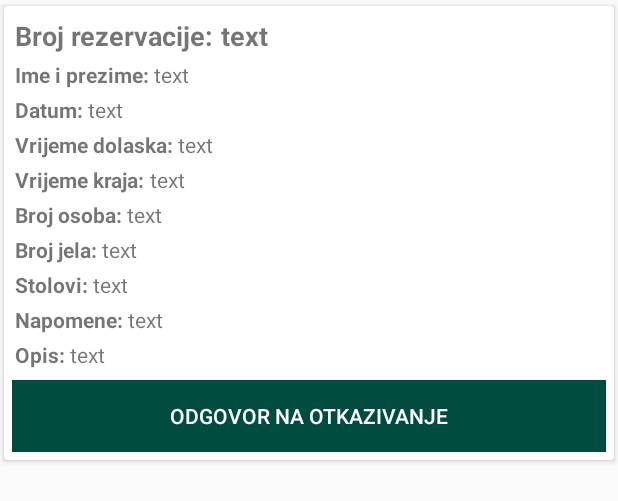
After one commit to MatijaSabo/Zlatna-Rezervacija, an Android app: the layout reservation_request_for_cancel_card.xml on its own in the app's theme, with its tools: preview values and no code run, on a phone screen of 412 x 824 dp. The commit adds this screen. Shown: the top 501 px of the screen. Run offline under Robolectric (Android 15) with nearby library versions, the phone set to English and light mode, and no system bars.

Commit message:
Rezervacije na čekanju
Napravljena nova aktivnost, povezna je s admin menuom, napravljen dizajn
kartica koje će se prikazivati u dva recyclerview-a

```diff
--- a/ZlatnaRezervacija/app/src/main/java/com/foi/air/zlatnarezervacija/AdminMenuActivity.java
+++ b/ZlatnaRezervacija/app/src/main/java/com/foi/air/zlatnarezervacija/AdminMenuActivity.java
@@ -61,6 +61,8 @@ public class AdminMenuActivity extends AppCompatActivity {
             } else if (item.getItemId() == R.id.menu_admin_option2) {
 
             } else if (item.getItemId() == R.id.menu_admin_option3) {
+                Intent intent = new Intent(getApplicationContext(), ReservationsOnHoldActivity.class);
+                startActivity(intent);
 
             } else if (item.getItemId() == R.id.menu_admin_option4) {
                Map();
--- /dev/null
+++ b/ZlatnaRezervacija/app/src/main/res/layout/reservation_request_for_cancel_card.xml
@@ -0,0 +1,218 @@
+<?xml version="1.0" encoding="utf-8"?>
+<android.support.v7.widget.CardView xmlns:android="http://schemas.android.com/apk/res/android"
+    android:layout_width="match_parent"
+    android:layout_height="wrap_content"
+    xmlns:card_view="http://schemas.android.com/apk/res-auto"
+    card_view:cardCornerRadius="2dp"
+    card_view:cardUseCompatPadding="true">
+
+    <LinearLayout
+        android:layout_width="match_parent"
+        android:layout_height="wrap_content"
+        android:orientation="vertical"
+        android:padding="5dp">
+
+        <LinearLayout
+            android:layout_width="match_parent"
+            android:layout_height="wrap_content"
+            android:orientation="horizontal"
+            android:padding="2dp">
+
+            <TextView
+                android:layout_width="wrap_content"
+                android:layout_height="wrap_content"
+                android:text="Broj rezervacije: "
+                android:textSize="18dp"
+                android:textStyle="bold"/>
+
+            <TextView
+                android:layout_width="wrap_content"
+                android:layout_height="wrap_content"
+                android:text="@string/StringForChange"
+                android:textStyle="bold"
+                android:textSize="18dp"
+                android:id="@+id/request_for_cancel_reservation_id"/>
+        </LinearLayout>
+
+        <LinearLayout
+            android:layout_width="match_parent"
+            android:layout_height="wrap_content"
+            android:orientation="horizontal"
+            android:padding="2dp">
+
+            <TextView
+                android:layout_width="wrap_content"
+                android:layout_height="wrap_content"
+                android:text="Ime i prezime: "
+                android:textStyle="bold"/>
+
+            <TextView
+                android:layout_width="wrap_content"
+                android:layout_height="wrap_content"
+                android:text="@string/StringForChange"
+                android:id="@+id/request_for_cancel_user"/>
+        </LinearLayout>
+
+        <LinearLayout
+            android:layout_width="match_parent"
+            android:layout_height="wrap_content"
+            android:orientation="horizontal"
+            android:padding="2dp">
+
+            <TextView
+                android:layout_width="wrap_content"
+                android:layout_height="wrap_content"
+                android:text="Datum: "
+                android:textStyle="bold"/>
+
+            <TextView
+                android:layout_width="wrap_content"
+                android:layout_height="wrap_content"
+                android:text="@string/StringForChange"
+                android:id="@+id/request_for_cancel_date"/>
+        </LinearLayout>
+
+        <LinearLayout
+            android:layout_width="match_parent"
+            android:layout_height="wrap_content"
+            android:orientation="horizontal"
+            android:padding="2dp">
+
+            <TextView
+                android:layout_width="wrap_content"
+                android:layout_height="wrap_content"
+                android:text="Vrijeme dolaska: "
+                android:textStyle="bold"/>
+
+            <TextView
+                android:layout_width="wrap_content"
+                android:layout_height="wrap_content"
+                android:text="@string/StringForChange"
+                android:id="@+id/request_for_cancel_time_arrival"/>
+        </LinearLayout>
+
+        <LinearLayout
+            android:layout_width="match_parent"
+            android:layout_height="wrap_content"
+            android:orientation="horizontal"
+            android:padding="2dp">
+
+            <TextView
+                android:layout_width="wrap_content"
+                android:layout_height="wrap_content"
+                android:text="Vrijeme kraja: "
+                android:textStyle="bold"/>
+
+            <TextView
+                android:layout_width="wrap_content"
+                android:layout_height="wrap_content"
+                android:text="@string/StringForChange"
+                android:id="@+id/request_for_cancel_time_checkout"/>
+        </LinearLayout>
+
+        <LinearLayout
+            android:layout_width="match_parent"
+            android:layout_height="wrap_content"
+            android:orientation="horizontal"
+            android:padding="2dp">
+
+            <TextView
+                android:layout_width="wrap_content"
+                android:layout_height="wrap_content"
+                android:text="Broj osoba: "
+                android:textStyle="bold"/>
+
+            <TextView
+                android:layout_width="wrap_content"
+                android:layout_height="wrap_content"
+                android:text="@string/StringForChange"
+                android:id="@+id/request_for_cancel_persons"/>
+        </LinearLayout>
+
+        <LinearLayout
+            android:layout_width="match_parent"
+            android:layout_height="wrap_content"
+            android:orientation="horizontal"
+            android:padding="2dp">
+
+            <TextView
+                android:layout_width="wrap_content"
+                android:layout_height="wrap_content"
+                android:text="Broj jela: "
+                android:textStyle="bold"/>
+
+            <TextView
+                android:layout_width="wrap_content"
+                android:layout_height="wrap_content"
+                android:text="@string/StringForChange"
+                android:id="@+id/request_for_cancel_meals"/>
+        </LinearLayout>
+
+        <LinearLayout
+            android:layout_width="match_parent"
+            android:layout_height="wrap_content"
+            android:orientation="horizontal"
+            android:padding="2dp">
+
+            <TextView
+                android:layout_width="wrap_content"
+                android:layout_height="wrap_content"
+                android:text="Stolovi: "
+                android:textStyle="bold"/>
+
+            <TextView
+                android:layout_width="wrap_content"
+                android:layout_height="wrap_content"
+                android:text="@string/StringForChange"
+                android:id="@+id/request_for_cancel_tables"/>
+        </LinearLayout>
+
+        <LinearLayout
+            android:layout_width="match_parent"
+            android:layout_height="wrap_content"
+            android:orientation="horizontal"
+            android:padding="2dp">
+
+            <TextView
+                android:layout_width="wrap_content"
+                android:layout_height="wrap_content"
+                android:text="Napomene: "
+                android:textStyle="bold"/>
+
+            <TextView
+                android:layout_width="wrap_content"
+                android:layout_height="wrap_content"
+                android:text="@string/StringForChange"
+                android:id="@+id/request_for_cancel_remark"/>
+        </LinearLayout>
+
+        <LinearLayout
+            android:layout_width="match_parent"
+            android:layout_height="wrap_content"
+            android:orientation="horizontal"
+            android:padding="2dp"
+            android:layout_marginBottom="5dp">
+
+            <TextView
+                android:layout_width="wrap_content"
+                android:layout_height="wrap_content"
+                android:text="Opis: "
+                android:textStyle="bold"/>
+
+            <TextView
+                android:layout_width="wrap_content"
+                android:layout_height="wrap_content"
+                android:text="@string/StringForChange"
+                android:id="@+id/request_for_cancel_description"/>
+        </LinearLayout>
+
+        <Button
+            android:layout_width="match_parent"
+            android:layout_height="wrap_content"
+            android:text="Odgovor na otkazivanje"
+            android:background="@color/btnColor"
+            android:textColor="@color/btnColorText"/>
+
+    </LinearLayout>
+
+</android.support.v7.widget.CardView>
```
Also changed, not shown: ZlatnaRezervacija/app/src/main/AndroidManifest.xml (+11 -10 lines), ZlatnaRezervacija/app/src/main/java/com/foi/air/zlatnarezervacija/ReservationsOnHoldActivity.java (added, +27 -0 lines), ZlatnaRezervacija/app/src/main/res/layout/activity_reservations_on_hold.xml (added, +62 -0 lines), ZlatnaRezervacija/app/src/main/res/layout/reservation_on_hold_card.xml (added, +162 -0 lines).
